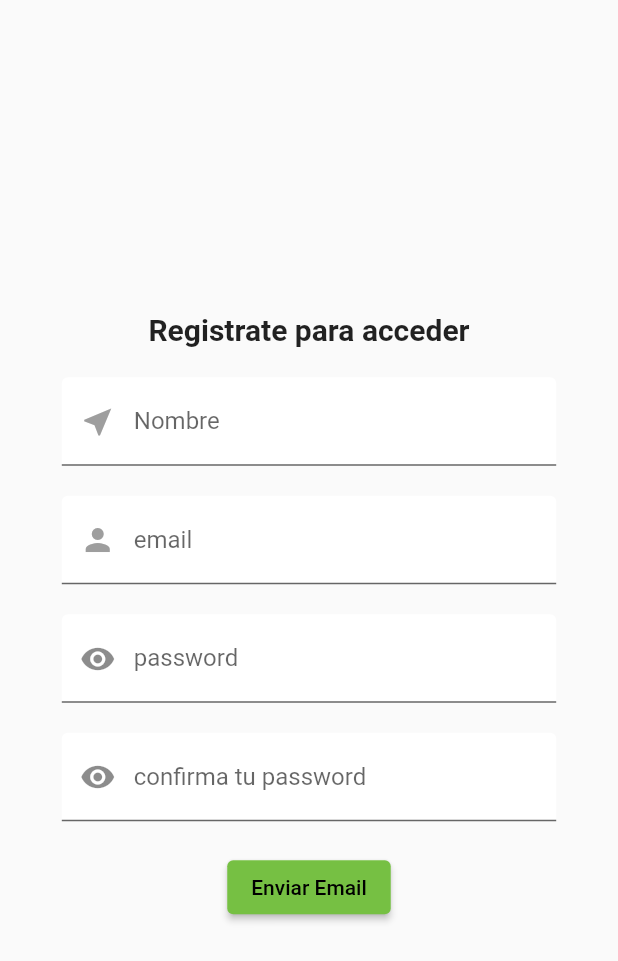
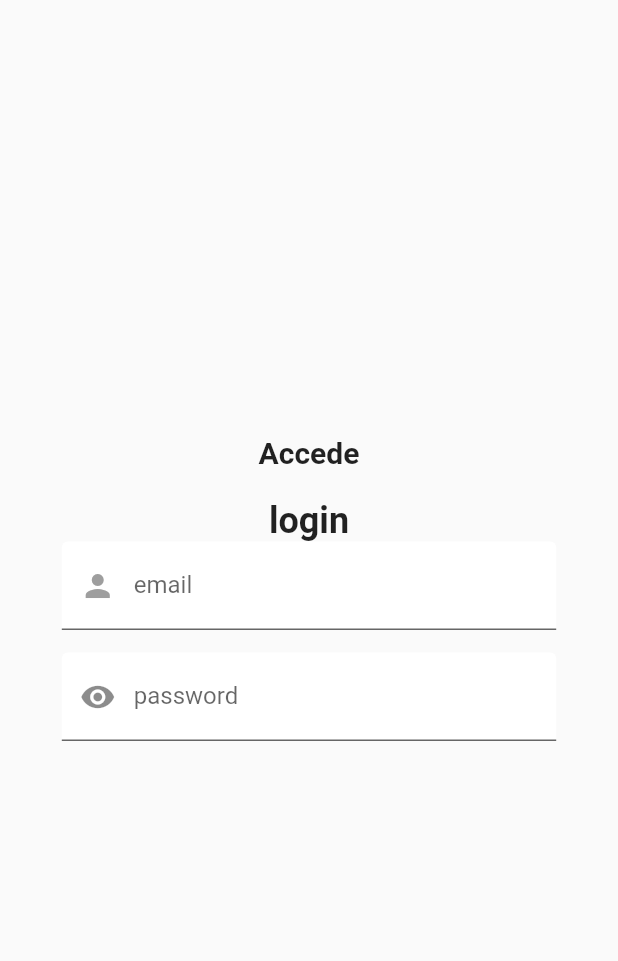
Before and after one commit to jersy96/account-tracker-fire-base, a Flutter app: the screen it shows after launch, on a phone screen of 412 x 824 dp. Shown: the top 961 px of the screen. Run offline on Flutter 3.47's test engine with Material 2 defaults, Android fonts, the phone set to English and light mode, and no system bars; our stand-ins replace cloud_firestore, equatable, firebase_auth, firebase_core, flutter_bloc; accounts and stored records are empty.

Commit message:
login page and form has been implemented, while methods in cubit and bloc are being builded

```diff
--- a/lib/logic/services/firebase_service.dart
+++ b/lib/logic/services/firebase_service.dart
@@ -21,5 +21,5 @@ Future<List> fetchUsers() async {
 
 Future<void> createUser(User user) async {
   CollectionReference collectionReference = db.collection('users');
-  await collectionReference.add(user.toMap());
+  await collectionReference.add(user.toFirebaseMap());
 }
--- /dev/null
+++ b/lib/presentation/forms/login_form.dart
@@ -0,0 +1,69 @@
+import 'package:flutter/foundation.dart';
+import 'package:flutter/material.dart';
+
+import '../utils/email_text_form_field.dart';
+import '../utils/password_form_field.dart';
+
+class LoginForm extends StatefulWidget {
+  const LoginForm({Key? key}) : super(key: key);
+
+  @override
+  State<LoginForm> createState() => _LoginFormState();
+}
+
+class _LoginFormState extends State<LoginForm> {
+  final _formKey = GlobalKey<FormState>();
+  String? email;
+  String? password;
+
+  @override
+  Widget build(BuildContext context) {
+    return Form(
+      key: _formKey,
+      child: Column(
+        children: [
+          const Center(
+              child: Text(
+            'login',
+            style: TextStyle(fontWeight: FontWeight.bold, fontSize: 24),
+          )),
+          EmailFormField(
+            onChange: (String? value, bool valid) {
+              if (valid) setState(() => email = value);
+            },
+            onFieldSubmitted: (_) => _submitForm(),
+          ),
+          const SizedBox(
+            height: 15,
+          ),
+          PasswordFormField(
+              onFieldSubmitted: (_) => _submitForm(),
+              onChange: (String? value, bool valid) {
+                if (valid) setState(() => password = value);
+              }),
+          const SizedBox(
+            height: 25,
+          ),
+          if (_canBuildSubmitButton()) _buildSubmitButton(),
+          const SizedBox(height: 15)
+        ],
+      ),
+    );
+  }
+
+  Widget _buildSubmitButton() => ElevatedButton(
+        onPressed: () => {},
+        child: Text('Submbit'),
+      );
+
+  bool _canBuildSubmitButton() {
+    return email != null && password != null;
+  }
+
+  void _submitForm() {
+    if (_formKey.currentState!.validate()) {
+      _formKey.currentState!.save();
+      // context.read<AuthenticationCubit>().login(email!, password!);
+    }
+  }
+}
--- /dev/null
+++ b/lib/presentation/screens/login_screen.dart
@@ -0,0 +1,40 @@
+import 'package:flutter/foundation.dart';
+import 'package:flutter/material.dart';
+import 'package:flutter_application_3/presentation/forms/login_form.dart';
+
+import '../../utils/layout.dart';
+
+class LoginScreen extends StatelessWidget {
+  const LoginScreen({super.key});
+
+  @override
+  Widget build(BuildContext context) {
+    return LayoutBuilder(
+      builder: (BuildContext context, BoxConstraints constarints) {
+        return Layout(
+          body: Center(
+            child: SizedBox(
+              // height: 300,
+              width: constarints.maxWidth * 0.8,
+              child: const SingleChildScrollView(
+                child: Column(
+                  children: [
+                    Text(
+                      'Accede',
+                      style:
+                          TextStyle(fontWeight: FontWeight.bold, fontSize: 20),
+                    ),
+                    SizedBox(
+                      height: 20,
+                    ),
+                    LoginForm(),
+                  ],
+                ),
+              ),
+            ),
+          ),
+        );
+      },
+    );
+  }
+}
--- a/lib/presentation/screens/registration_page.dart
+++ b/lib/presentation/screens/registration_page.dart
@@ -1,9 +1,9 @@
 import 'package:flutter/material.dart';
 import 'package:flutter_application_3/utils/layout.dart';
-import 'package:flutter_application_3/utils/registration_form.dart';
+import 'package:flutter_application_3/presentation/forms/registration_form.dart';
 
-class RegistrationPage extends StatelessWidget {
-  const RegistrationPage({super.key});
+class RegistrationScreen extends StatelessWidget {
+  const RegistrationScreen({super.key});
 
   @override
   Widget build(BuildContext context) {
--- a/lib/presentation/screens/test_screen.dart
+++ b/lib/presentation/screens/test_screen.dart
@@ -31,7 +31,9 @@ class _TestScreenState extends State<TestScreen> {
                 },
               );
             } else {
-              return Center(child: CircularProgressIndicator());
+              return Center(
+                child: CircularProgressIndicator(),
+              );
             }
           },
         ),
--- a/lib/utils/email_text_form_field.dart
+++ b/lib/presentation/utils/email_text_form_field.dart
@@ -1,7 +1,7 @@
 import 'package:flutter/cupertino.dart';
 import 'package:flutter/material.dart';
 
-import 'base_text_form_field.dart';
+import '../../utils/base_text_form_field.dart';
 
 class EmailFormField extends StatelessWidget {
   final void Function(String?, bool) onChange;
--- a/lib/utils/name_form_field.dart
+++ b/lib/presentation/utils/name_form_field.dart
@@ -1,7 +1,7 @@
 import 'package:flutter/cupertino.dart';
 import 'package:flutter/material.dart';
 
-import 'base_text_form_field.dart';
+import '../../utils/base_text_form_field.dart';
 
 class NameFormField extends StatelessWidget {
   final void Function(String?, bool) onChange;
--- a/lib/utils/password_form_field.dart
+++ b/lib/presentation/utils/password_form_field.dart
@@ -1,6 +1,6 @@
 import 'package:flutter/material.dart';
 
-import 'base_text_form_field.dart';
+import '../../utils/base_text_form_field.dart';
 
 class PasswordFormField extends StatefulWidget {
   final void Function(String? value, bool valid) onChange;
--- a/lib/utils/app_router.dart
+++ b/lib/utils/app_router.dart
@@ -1,5 +1,6 @@
 import 'package:flutter/material.dart';
 import 'package:flutter_application_3/logic/cubits/account.dart';
+import 'package:flutter_application_3/presentation/screens/login_screen.dart';
 import 'package:flutter_application_3/presentation/screens/registration_page.dart';
 import 'package:flutter_application_3/presentation/screens/test_screen.dart';
 import 'package:flutter_bloc/flutter_bloc.dart';
@@ -13,6 +14,8 @@ class Routes {
   static const String upsertAccounts = 'upsertAccounts';
   static const String indexTransactions = 'indexTransactions';
   static const String upsertTransactions = 'upsertTransactions';
+  static const String loginScreen = 'loginScreen';
+  static const String registrationScreen = 'registrationScreen';
 }
 
 class AppRouter {
@@ -48,11 +51,25 @@ class AppRouter {
             child: const TransactionsFormScreen(),
           ),
         );
+      case Routes.loginScreen:
+        return MaterialPageRoute(
+          builder: (_) => BlocProvider<AccountsCubit>.value(
+            value: _accountsCubit,
+            child: const LoginScreen(),
+          ),
+        );
+      case Routes.registrationScreen:
+        return MaterialPageRoute(
+          builder: (_) => BlocProvider<AccountsCubit>.value(
+            value: _accountsCubit,
+            child: const RegistrationScreen(),
+          ),
+        );
       default:
         return MaterialPageRoute(
           builder: (_) => BlocProvider<AccountsCubit>.value(
             value: _accountsCubit,
-            child: RegistrationPage(),
+            child: LoginScreen(),
             // child: const AccountsIndexScreen(),
           ),
         );
```
Also changed, not shown: lib/presentation/forms/registration_form.dart (renamed from lib/utils/registration_form.dart, +13 -13 lines).
